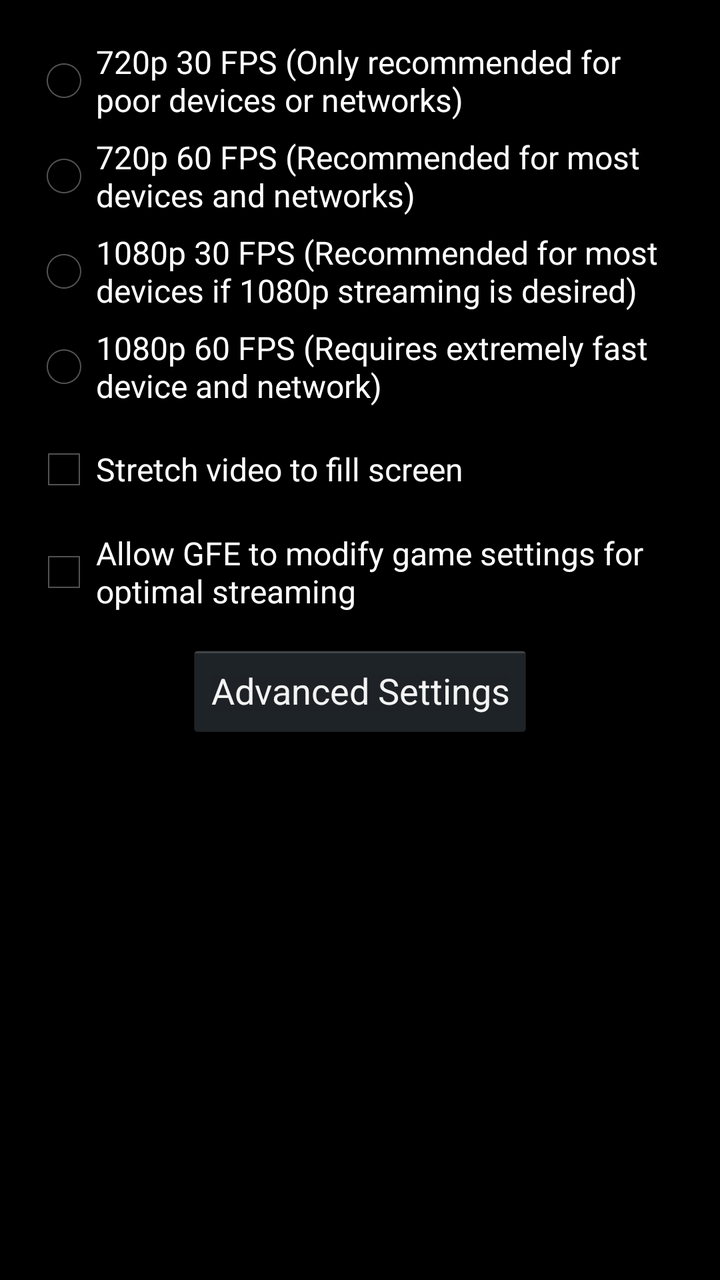
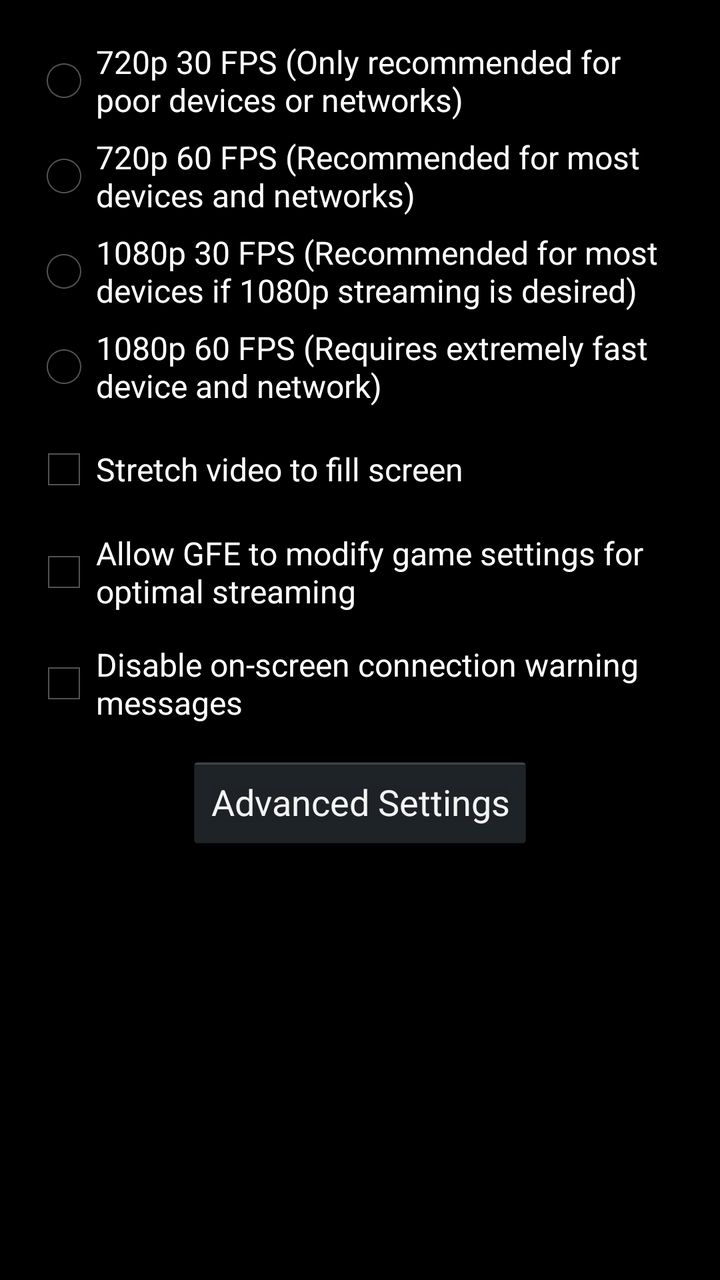

Screens rendered from an Android XML layout before and after an edit, with the pre-edit source and the edit as a unified diff.
<!-- AndroidManifest.xml: application theme AppTheme -->
<!-- res/layout/activity_stream_settings.xml -->
<ScrollView xmlns:android="http://schemas.android.com/apk/res/android"
    xmlns:tools="http://schemas.android.com/tools"
    android:layout_width="fill_parent"
    android:layout_height="fill_parent"
    android:paddingBottom="@dimen/activity_vertical_margin"
    android:paddingLeft="@dimen/activity_horizontal_margin"
    android:paddingRight="@dimen/activity_horizontal_margin"
    android:paddingTop="10dp"
    tools:context=".Connection" >
    
    <RelativeLayout
        android:layout_width="fill_parent"
        android:layout_height="wrap_content" >
        
        <RadioGroup
            android:id="@+id/streamConfigGroup"
            android:layout_width="fill_parent"
            android:layout_height="wrap_content"
            android:layout_alignParentLeft="true"
            android:layout_alignParentRight="true"
            android:layout_marginTop="10dp"
            android:orientation="vertical" >

            <RadioButton
                android:id="@+id/config720p30Selected"
                android:layout_width="wrap_content"
                android:layout_height="wrap_content"
                android:text="720p 30 FPS (Only recommended for poor devices or networks)" />

            <RadioButton
                android:id="@+id/config720p60Selected"
                android:layout_width="wrap_content"
                android:layout_height="wrap_content"
                android:layout_marginTop="7dp"
                android:text="720p 60 FPS (Recommended for most devices and networks)" />

            <RadioButton
                android:id="@+id/config1080p30Selected"
                android:layout_width="wrap_content"
                android:layout_height="wrap_content"
                android:layout_marginTop="7dp"
                android:text="1080p 30 FPS (Recommended for most devices if 1080p streaming is desired)" />

            <RadioButton
                android:id="@+id/config1080p60Selected"
                android:layout_width="wrap_content"
                android:layout_height="wrap_content"
                android:layout_marginTop="7dp"
                android:text="1080p 60 FPS (Requires extremely fast device and network)" />

        </RadioGroup>

        <Button
            android:id="@+id/advancedSettingsButton"
            android:layout_width="wrap_content"
            android:layout_height="wrap_content"
            android:layout_below="@+id/enableSops"
            android:layout_centerHorizontal="true"
            android:layout_marginTop="15dp"
            android:text="Advanced Settings" />

        <CheckBox
            android:id="@+id/stretchToFill"
            android:layout_width="wrap_content"
            android:layout_height="wrap_content"
            android:layout_below="@+id/streamConfigGroup"
            android:layout_marginTop="15dp"
            android:text="Stretch video to fill screen" />
        
        <CheckBox
            android:id="@+id/enableSops"
            android:layout_width="wrap_content"
            android:layout_height="wrap_content"
            android:layout_below="@+id/stretchToFill"
            android:layout_marginTop="15dp"
            android:text="Allow GFE to modify game settings for optimal streaming" />

    </RelativeLayout>
	
</ScrollView>
<!-- resources referenced by this layout -->
<resources>
  <dimen name="activity_horizontal_margin">16dp</dimen>
  <dimen name="activity_vertical_margin">16dp</dimen>
  <style name="AppTheme" parent="AppBaseTheme">
          
      </style>
  <style name="AppBaseTheme" parent="android:Theme">
          
      </style>
</resources>

<!-- the commit's change to res/layout/activity_stream_settings.xml (unified diff, before → after) -->
@@ -54,7 +54,7 @@
             android:id="@+id/advancedSettingsButton"
             android:layout_width="wrap_content"
             android:layout_height="wrap_content"
-            android:layout_below="@+id/enableSops"
+            android:layout_below="@+id/disableToasts"
             android:layout_centerHorizontal="true"
             android:layout_marginTop="15dp"
             android:text="Advanced Settings" />
@@ -74,6 +74,14 @@
             android:layout_below="@+id/stretchToFill"
             android:layout_marginTop="15dp"
             android:text="Allow GFE to modify game settings for optimal streaming" />
+        
+        <CheckBox
+            android:id="@+id/disableToasts"
+            android:layout_width="wrap_content"
+            android:layout_height="wrap_content"
+            android:layout_below="@+id/enableSops"
+            android:layout_marginTop="15dp"
+            android:text="Disable on-screen connection warning messages" />
 
     </RelativeLayout>
 	
